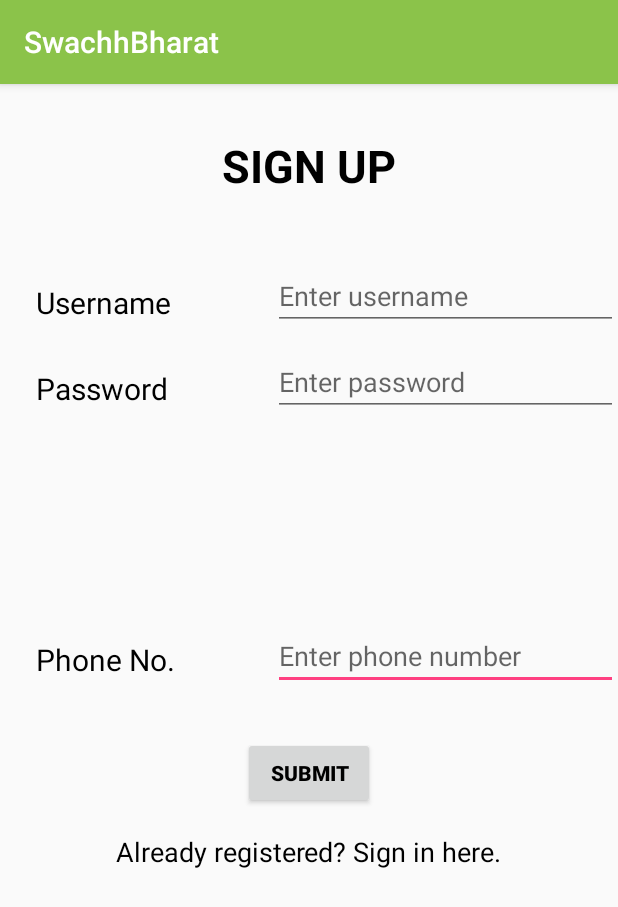
After one commit to Reshu12/SwachhBharat, an Android app: the Signup screen opened directly, with no data from a screen before it, on a phone screen of 412 x 824 dp. The commit adds this screen. Shown: the top 907 px of the screen. Run offline under Robolectric (Android 15) with nearby library versions, the phone set to English and light mode, and no system bars; our stand-ins replace Firebase (no records; nobody signed in at launch, a user with empty details on screens opened directly).

Commit message:
login, signup and youtube videos

```diff
--- a/app/build.gradle
+++ b/app/build.gradle
@@ -42,4 +42,7 @@ dependencies {
 
 
 
+
+
+
 apply plugin: 'com.google.gms.google-services'
--- a/app/src/main/java/com/example/reshugoel/swachhbharat/RecyclerViewAdapter.java
+++ b/app/src/main/java/com/example/reshugoel/swachhbharat/RecyclerViewAdapter.java
@@ -56,6 +56,8 @@ public class RecyclerViewAdapter extends RecyclerView.Adapter<RecyclerViewAdapte
                             mcontext.startActivity(intent); break;
                     case 1: Intent intent1 =new Intent(mcontext,Complain.class);
                         mcontext.startActivity(intent1); break;
+                    case 2: Intent intent2=new Intent(mcontext,Videos.class);
+                            mcontext.startActivity(intent2); break;
                 }
 
                 //passing data to activity
--- /dev/null
+++ b/app/src/main/java/com/example/reshugoel/swachhbharat/Signup.java
@@ -0,0 +1,85 @@
+package com.example.reshugoel.swachhbharat;
+
+import android.app.ProgressDialog;
+import android.content.Intent;
+import android.support.annotation.NonNull;
+import android.support.v7.app.AppCompatActivity;
+import android.os.Bundle;
+import android.text.TextUtils;
+import android.view.View;
+import android.widget.Button;
+import android.widget.EditText;
+import android.widget.ProgressBar;
+import android.widget.TextView;
+import android.widget.Toast;
+
+import com.google.android.gms.tasks.OnCompleteListener;
+import com.google.android.gms.tasks.Task;
+import com.google.firebase.auth.AuthResult;
+import com.google.firebase.auth.FirebaseAuth;
+import com.google.firebase.auth.FirebaseUser;
+
+public class Signup extends AppCompatActivity {
+
+   private Button btn;
+    private EditText email,password,phone;
+    private TextView signin;
+    private FirebaseAuth firebaseAuth;
+
+    @Override
+    protected void onCreate(Bundle savedInstanceState) {
+        super.onCreate(savedInstanceState);
+        setContentView(R.layout.activity_signup);
+        firebaseAuth= FirebaseAuth.getInstance();
+
+
+        btn=(Button)findViewById(R.id.sub);
+        email=(EditText)findViewById(R.id.email);
+        password=(EditText)findViewById(R.id.pass);
+        phone=(EditText)findViewById(R.id.phone);
+        signin=(TextView)findViewById(R.id.signin);
+
+        btn.setOnClickListener(new View.OnClickListener() {
+            @Override
+            public void onClick(View v) {
+                String em= email.getText().toString().trim();
+                String pa= password.getText().toString().trim();
+                String ph= phone.getText().toString().trim();
+                if(TextUtils.isEmpty(em)){
+                    Toast.makeText(Signup.this,"Please enter username",Toast.LENGTH_SHORT).show();
+                    return;
+                }
+                if(TextUtils.isEmpty(pa)){
+                    Toast.makeText(Signup.this,"Please enter password",Toast.LENGTH_SHORT).show();
+                    return;
+                }
+                if(TextUtils.isEmpty(ph)){
+                    Toast.makeText(Signup.this,"Please enter phone number",Toast.LENGTH_SHORT).show();
+                    return;
+                }
+
+                firebaseAuth.createUserWithEmailAndPassword(em,pa).addOnCompleteListener(Signup.this, new OnCompleteListener<AuthResult>() {
+                    @Override
+                    public void onComplete(@NonNull Task<AuthResult> task) {
+                        if(task.isSuccessful()){
+                            Toast.makeText(Signup.this,"Registered successfully..",Toast.LENGTH_SHORT).show();
+                            Intent intent=new Intent(Signup.this,Login.class);
+                            startActivity(intent);
+                        }
+                        else {
+                            Toast.makeText(Signup.this,"Couldn't register try again!!!",Toast.LENGTH_SHORT).show();
+                        }
+                    }
+                });
+            }
+        });
+        signin.setOnClickListener(new View.OnClickListener() {
+            @Override
+            public void onClick(View v) {
+                Intent intent1 = new Intent(Signup.this,Login.class);
+                startActivity(intent1);
+            }
+        });
+
+    }
+}
--- a/app/src/main/res/layout/activity_complain.xml
+++ b/app/src/main/res/layout/activity_complain.xml
@@ -14,7 +14,7 @@
         android:layout_alignParentStart="true"
         android:layout_alignParentTop="true"
         android:gravity="center"
-        android:text="COMPLAINT DESK"
+        android:text="COMPLAIN DESK"
         android:textColor="#000"
         android:textSize="40dp"
         android:textStyle="bold" />
--- /dev/null
+++ b/app/src/main/res/layout/activity_signup.xml
@@ -0,0 +1,109 @@
+<?xml version="1.0" encoding="utf-8"?>
+<RelativeLayout xmlns:android="http://schemas.android.com/apk/res/android"
+    xmlns:app="http://schemas.android.com/apk/res-auto"
+    xmlns:tools="http://schemas.android.com/tools"
+    android:layout_width="match_parent"
+    android:layout_height="match_parent"
+    tools:context="com.example.reshugoel.swachhbharat.Signup">
+
+    <TextView
+        android:id="@+id/textView4"
+        android:layout_width="match_parent"
+        android:layout_height="wrap_content"
+        android:layout_alignParentStart="true"
+        android:layout_alignParentTop="true"
+        android:layout_marginTop="34dp"
+        android:gravity="center"
+        android:text="SIGN UP"
+        android:textColor="#000000"
+        android:textSize="30dp"
+        android:textStyle="bold"/>
+
+
+    <TextView
+        android:layout_width="wrap_content"
+        android:layout_height="wrap_content"
+        android:layout_alignParentStart="true"
+        android:layout_below="@+id/textView4"
+        android:layout_marginStart="24dp"
+        android:layout_marginTop="57dp"
+        android:text="Username"
+        android:textColor="#000000"
+        android:textSize="20dp"
+        android:id="@+id/username" />
+
+    <TextView
+        android:id="@+id/password"
+        android:layout_width="wrap_content"
+        android:layout_height="wrap_content"
+        android:layout_alignStart="@+id/username"
+        android:layout_below="@+id/username"
+        android:layout_marginTop="30dp"
+        android:text="Password"
+        android:textColor="#000000"
+        android:textSize="20dp" />
+
+    <TextView
+        android:layout_width="wrap_content"
+        android:layout_height="wrap_content"
+        android:layout_alignStart="@+id/password"
+        android:layout_centerVertical="true"
+        android:text="Phone No."
+        android:textColor="#000000"
+        android:textSize="20dp"
+        android:id="@+id/phoneno" />
+
+    <EditText
+        android:id="@+id/phone"
+        android:layout_width="230dp"
+        android:layout_height="40dp"
+        android:layout_alignStart="@+id/pass"
+        android:layout_centerVertical="true"
+        android:hint="Enter phone number"
+        android:inputType="number" />
+
+    <EditText
+        android:id="@+id/email"
+        android:layout_width="230dp"
+        android:layout_height="40dp"
+        android:layout_alignBaseline="@+id/username"
+        android:layout_alignBottom="@+id/username"
+        android:layout_alignParentEnd="true"
+        android:hint="Enter username"
+        android:inputType="textEmailAddress" />
+
+    <EditText
+        android:id="@+id/pass"
+        android:layout_width="230dp"
+        android:layout_height="40dp"
+        android:layout_alignBaseline="@+id/password"
+        android:layout_alignBottom="@+id/password"
+        android:layout_alignParentEnd="true"
+        android:hint="Enter password"
+        android:inputType="textPassword" />
+
+    <Button
+        android:id="@+id/sub"
+        android:layout_width="wrap_content"
+        android:layout_height="wrap_content"
+        android:layout_below="@+id/phoneno"
+        android:layout_centerHorizontal="true"
+        android:layout_marginTop="38dp"
+        android:text="SUBMIT"
+        android:textColor="#000000"
+        android:textStyle="bold" />
+
+    <TextView
+        android:layout_width="wrap_content"
+        android:layout_height="wrap_content"
+        android:layout_below="@+id/sub"
+        android:layout_centerHorizontal="true"
+        android:layout_marginTop="16dp"
+        android:text="Already registered? Sign in here."
+        android:textColor="#000000"
+        android:textSize="18dp"
+        android:clickable="true"
+        android:id="@+id/signin"/>
+
+
+</RelativeLayout>
```
Also changed, not shown: app/src/main/AndroidManifest.xml (+12 -4 lines), app/src/main/java/com/example/reshugoel/swachhbharat/Complain.java (+9 -11 lines), app/src/main/java/com/example/reshugoel/swachhbharat/HomePage.java (+33 -1 lines), app/src/main/java/com/example/reshugoel/swachhbharat/Login.java (added, +81 -0 lines), app/src/main/java/com/example/reshugoel/swachhbharat/VideoAdapter.java (added, +61 -0 lines), app/src/main/java/com/example/reshugoel/swachhbharat/Videos.java (added, +32 -0 lines), app/src/main/java/com/example/reshugoel/swachhbharat/Youtubevideos.java (added, +24 -0 lines), app/src/main/res/layout/activity_login.xml (added, +89 -0 lines), app/src/main/res/layout/activity_videos.xml (added, +17 -0 lines), app/src/main/res/layout/cardview_item_book.xml (+7 -6 lines), app/src/main/res/layout/video_card_view.xml (added, +13 -0 lines), app/src/main/res/drawable/awareness.png (added), 1 other file.
